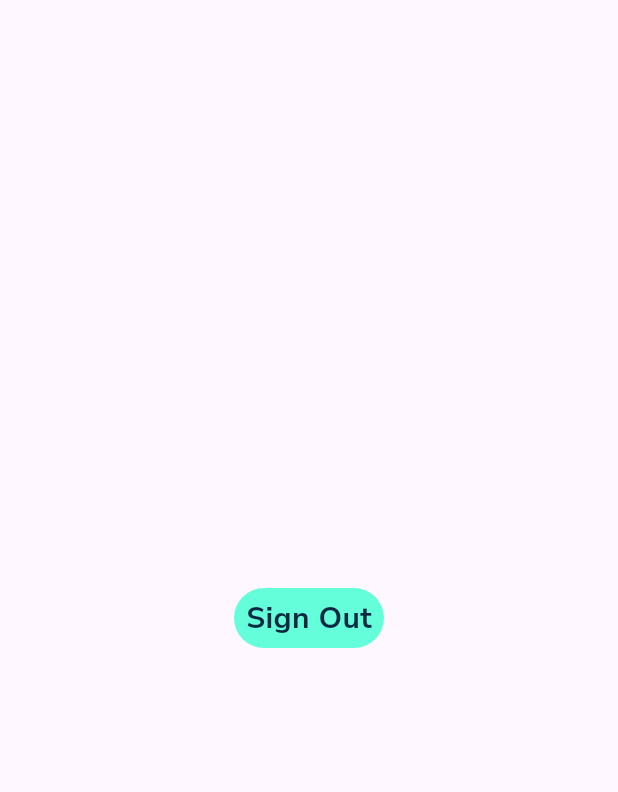
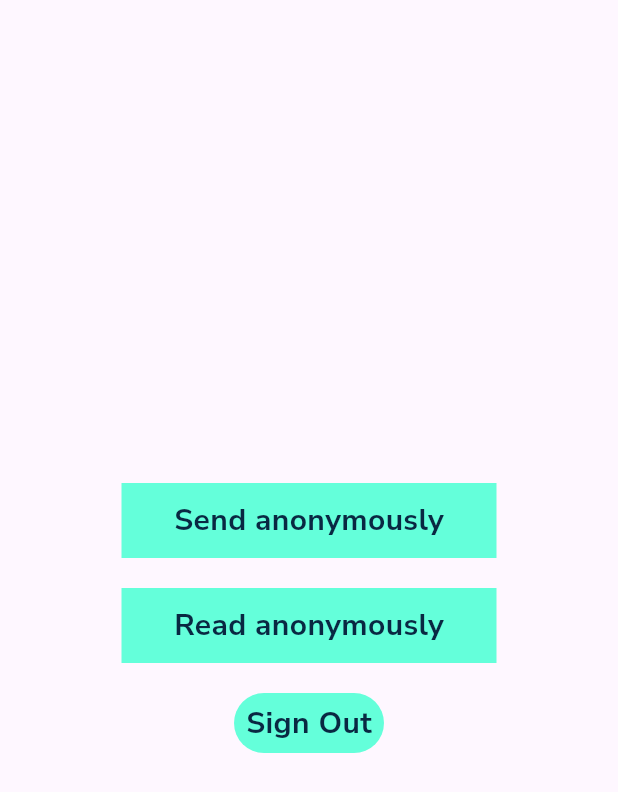
Before and after one commit to bnakusaki/API-APP, a Flutter app: the HomeScreen screen opened by its route, on a phone screen of 412 x 824 dp. Shown: the top 792 px of the screen. Run offline on Flutter 3.47's test engine with Material 2 defaults, Android fonts, the light colour scheme and no system bars; our stand-ins replace animated_text_kit, email_validator, firebase_auth, firebase_core, firebase_storage, go_router and 4 more; missing offline and left inert: mysql1; accounts and stored records are empty.

Commit message:
tweleveth commit

```diff
--- a/lib/core/routes.dart
+++ b/lib/core/routes.dart
@@ -26,6 +26,6 @@ final router = GoRouter(routes: [
   ),
   GoRoute(
     path: '/homeScreen',
-    builder: (context, state) => const HomeScreen(),
+    builder: (context, state) =>  HomeScreen(),
   ),
 ]);
--- a/lib/screens/authentication/signIn.dart
+++ b/lib/screens/authentication/signIn.dart
@@ -148,7 +148,7 @@ class _SignInScreenState extends State<SignInScreen> {
                           if (_formKey.currentState!.validate()) {
                             // context.go('/homeScreen');
 
-                            FirebaseAuth.instance
+                            auth
                                 .signInWithEmailAndPassword(
                                     email: emailController.text,
                                     password: passwordController.text)
@@ -204,7 +204,8 @@ class _SignInScreenState extends State<SignInScreen> {
                           ),
                         ),
                         onTap: () {
-                          signInAnon();
+                          // signInAnon();
+                          context.go('/homeScreen');
                         },
                       ),
                       const SizedBox(
--- a/lib/screens/home.dart
+++ b/lib/screens/home.dart
@@ -1,20 +1,64 @@
+// ignore_for_file: must_be_immutable
+
+import 'package:apiapp/screens/anonymous_screens/send_anonymous.dart';
 import 'package:firebase_auth/firebase_auth.dart';
 import 'package:flutter/material.dart';
 import 'package:go_router/go_router.dart';
 
-class HomeScreen extends StatefulWidget {
-  const HomeScreen({super.key});
+class HomeScreen extends StatelessWidget {
+  SizedBox addSpace = const SizedBox(
+    height: 20,
+  );
 
-  @override
-  State<HomeScreen> createState() => _HomeScreenState();
-}
+  HomeScreen({super.key});
 
-class _HomeScreenState extends State<HomeScreen> {
   @override
   Widget build(BuildContext context) {
     return Scaffold(
       body: Center(
-        child: InkWell(
+        child: Column(
+          mainAxisAlignment: MainAxisAlignment.center,
+          children: [
+            InkWell(
+              child: Container(
+                height: 50,
+                width: 250,
+                color: Colors.tealAccent,
+                child: const Center(
+                  child: Text(
+                    'Send anonymously',
+                    style: TextStyle(
+                      color: Color.fromARGB(255, 9, 40, 66),
+                    ),
+                  ),
+                ),
+              ),
+              onTap: () {
+                Navigator.of(context).push(
+                  MaterialPageRoute(
+                    builder: (context) => const SendAnonymous(),
+                  ),
+                );
+              },
+            ),
+            addSpace,
+            InkWell(
+              child: Container(
+                height: 50,
+                width: 250,
+                color: Colors.tealAccent,
+                child: const Center(
+                  child: Text(
+                    'Read anonymously',
+                    style: TextStyle(
+                      color: Color.fromARGB(255, 9, 40, 66),
+                    ),
+                  ),
+                ),
+              ),
+            ),
+            addSpace,
+            InkWell(
               onTap: () {
                 FirebaseAuth.instance
                     .signOut()
@@ -27,7 +71,15 @@ class _HomeScreenState extends State<HomeScreen> {
                     color: Colors.tealAccent,
                     borderRadius: BorderRadius.circular(20),
                   ),
-              child: const Center(child: Text('Sign Out'))),
+                  child: const Center(
+                      child: Text(
+                    'Sign Out',
+                    style: TextStyle(
+                      color: Color.fromARGB(255, 9, 40, 66),
+                    ),
+                  ))),
+            ),
+          ],
         ),
       ),
     );
--- a/pubspec.yaml
+++ b/pubspec.yaml
@@ -40,6 +40,8 @@ dependencies:
   firebase_auth: ^4.5.0
   cloud_firestore: ^4.6.0
   google_sign_in: ^6.1.0
+  firebase_storage: ^11.1.2
+  mysql1: ^0.20.0
   # intl: ^0.17.0
 
 
```
Also changed, not shown: lib/models/mysql.dart (added, +22 -0 lines), lib/screens/anonymous_screens/read_anonymous.dart (added, +18 -0 lines), lib/screens/anonymous_screens/send_anonymous.dart (added, +63 -0 lines), pubspec.lock, 1 other file. Lines whose indentation alone changed are shown as unchanged.
